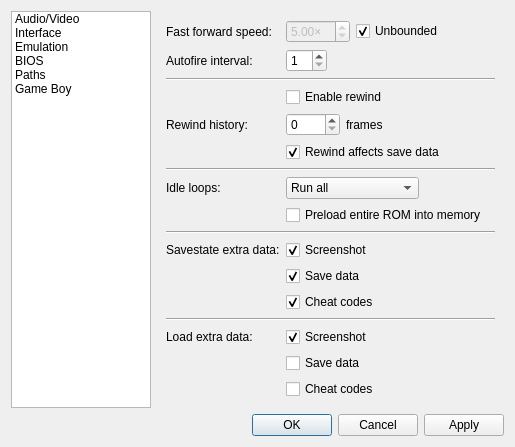
This is Libretro/mgba/src/platform/qt/SettingsView.ui in kiddreads/Avalon-copy2 as Qt 5 draws it before an edit. The edited form follows.
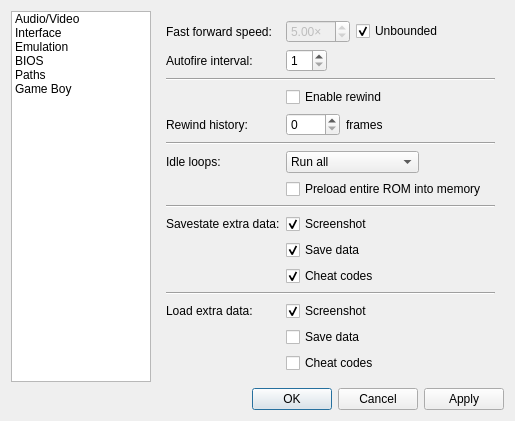
This is the edited form. The open tabs and pages were chosen to show the change.

Commit message: Core: Remove disabling rewind affecting savedata

Diff of the .ui file:
```diff
--- a/Libretro/mgba/src/platform/qt/SettingsView.ui
+++ b/Libretro/mgba/src/platform/qt/SettingsView.ui
@@ -612,6 +612,23 @@
          </item>
         </layout>
        </item>
+       <item row="1" column="0">
+        <widget class="QLabel" name="label_31">
+         <property name="text">
+          <string>Autofire interval:</string>
+         </property>
+        </widget>
+       </item>
+       <item row="1" column="1">
+        <widget class="QSpinBox" name="autofireThreshold">
+         <property name="minimum">
+          <number>1</number>
+         </property>
+         <property name="maximum">
+          <number>60</number>
+         </property>
+        </widget>
+       </item>
        <item row="2" column="0" colspan="2">
         <widget class="Line" name="line">
          <property name="orientation">
@@ -651,21 +668,21 @@
          </item>
         </layout>
        </item>
-       <item row="6" column="0" colspan="2">
+       <item row="5" column="0" colspan="2">
         <widget class="Line" name="line_3">
          <property name="orientation">
           <enum>Qt::Horizontal</enum>
          </property>
         </widget>
        </item>
-       <item row="7" column="0">
+       <item row="6" column="0">
         <widget class="QLabel" name="label_15">
          <property name="text">
           <string>Idle loops:</string>
          </property>
         </widget>
        </item>
-       <item row="7" column="1">
+       <item row="6" column="1">
         <widget class="QComboBox" name="idleOptimization">
          <item>
           <property name="text">
@@ -684,21 +701,28 @@
          </item>
         </widget>
        </item>
-       <item row="9" column="0" colspan="2">
+       <item row="7" column="1">
+        <widget class="QCheckBox" name="preload">
+         <property name="text">
+          <string>Preload entire ROM into memory</string>
+         </property>
+        </widget>
+       </item>
+       <item row="8" column="0" colspan="2">
         <widget class="Line" name="line_2">
          <property name="orientation">
           <enum>Qt::Horizontal</enum>
          </property>
         </widget>
        </item>
-       <item row="10" column="0">
+       <item row="9" column="0">
         <widget class="QLabel" name="label_24">
          <property name="text">
           <string>Savestate extra data:</string>
          </property>
         </widget>
        </item>
-       <item row="10" column="1">
+       <item row="9" column="1">
         <widget class="QCheckBox" name="saveStateScreenshot">
          <property name="text">
           <string>Screenshot</string>
@@ -708,7 +732,7 @@
          </property>
         </widget>
        </item>
-       <item row="11" column="1">
+       <item row="10" column="1">
         <widget class="QCheckBox" name="saveStateSave">
          <property name="text">
           <string>Save data</string>
@@ -718,7 +742,7 @@
          </property>
         </widget>
        </item>
-       <item row="12" column="1">
+       <item row="11" column="1">
         <widget class="QCheckBox" name="saveStateCheats">
          <property name="text">
           <string>Cheat codes</string>
@@ -728,14 +752,21 @@
          </property>
         </widget>
        </item>
-       <item row="14" column="0">
+       <item row="12" column="0" colspan="2">
+        <widget class="Line" name="line_9">
+         <property name="orientation">
+          <enum>Qt::Horizontal</enum>
+         </property>
+        </widget>
+       </item>
+       <item row="13" column="0">
         <widget class="QLabel" name="label_25">
          <property name="text">
           <string>Load extra data:</string>
          </property>
         </widget>
        </item>
-       <item row="14" column="1">
+       <item row="13" column="1">
         <widget class="QCheckBox" name="loadStateScreenshot">
          <property name="text">
           <string>Screenshot</string>
@@ -745,61 +776,20 @@
          </property>
         </widget>
        </item>
-       <item row="15" column="1">
+       <item row="14" column="1">
         <widget class="QCheckBox" name="loadStateSave">
          <property name="text">
           <string>Save data</string>
          </property>
         </widget>
        </item>
-       <item row="16" column="1">
+       <item row="15" column="1">
         <widget class="QCheckBox" name="loadStateCheats">
          <property name="text">
           <string>Cheat codes</string>
          </property>
         </widget>
        </item>
-       <item row="13" column="0" colspan="2">
-        <widget class="Line" name="line_9">
-         <property name="orientation">
-          <enum>Qt::Horizontal</enum>
-         </property>
-        </widget>
-       </item>
-       <item row="5" column="1">
-        <widget class="QCheckBox" name="rewindSave">
-         <property name="text">
-          <string>Rewind affects save data</string>
-         </property>
-         <property name="checked">
-          <bool>true</bool>
-         </property>
-        </widget>
-       </item>
-       <item row="8" column="1">
-        <widget class="QCheckBox" name="preload">
-         <property name="text">
-          <string>Preload entire ROM into memory</string>
-         </property>
-        </widget>
-       </item>
-       <item row="1" column="0">
-        <widget class="QLabel" name="label_31">
-         <property name="text">
-          <string>Autofire interval:</string>
-         </property>
-        </widget>
-       </item>
-       <item row="1" column="1">
-        <widget class="QSpinBox" name="autofireThreshold">
-         <property name="minimum">
-          <number>1</number>
-         </property>
-         <property name="maximum">
-          <number>60</number>
-         </property>
-        </widget>
-       </item>
       </layout>
      </widget>
      <widget class="QWidget" name="bios">
```
The commit also changes 6 other files.
